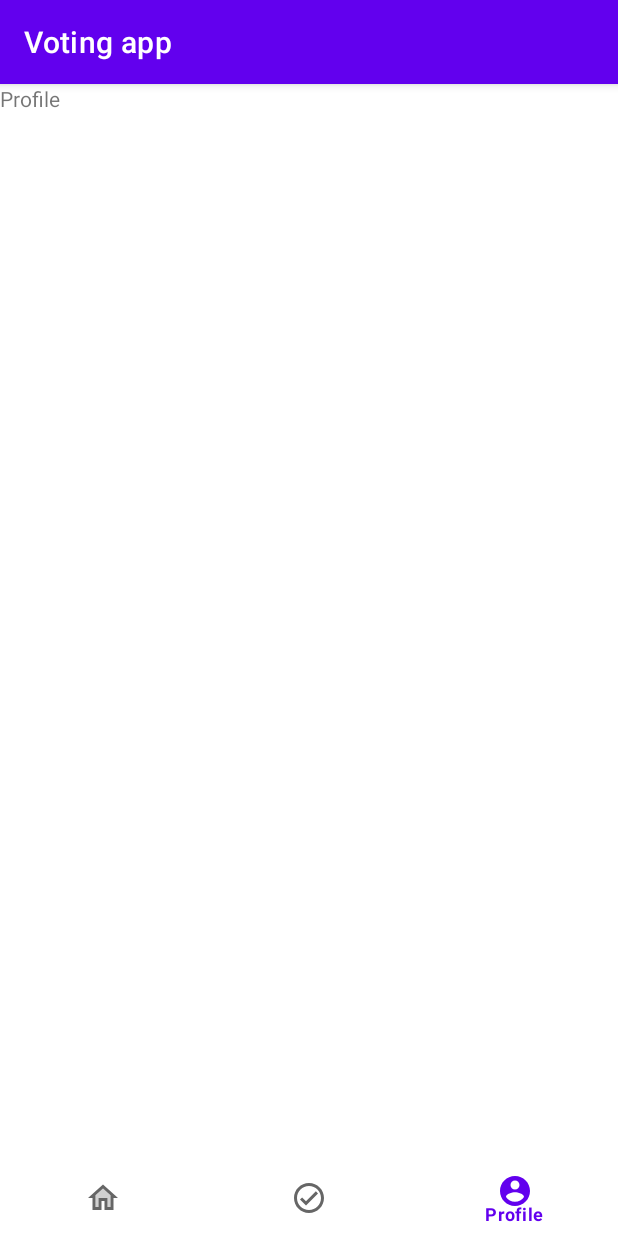
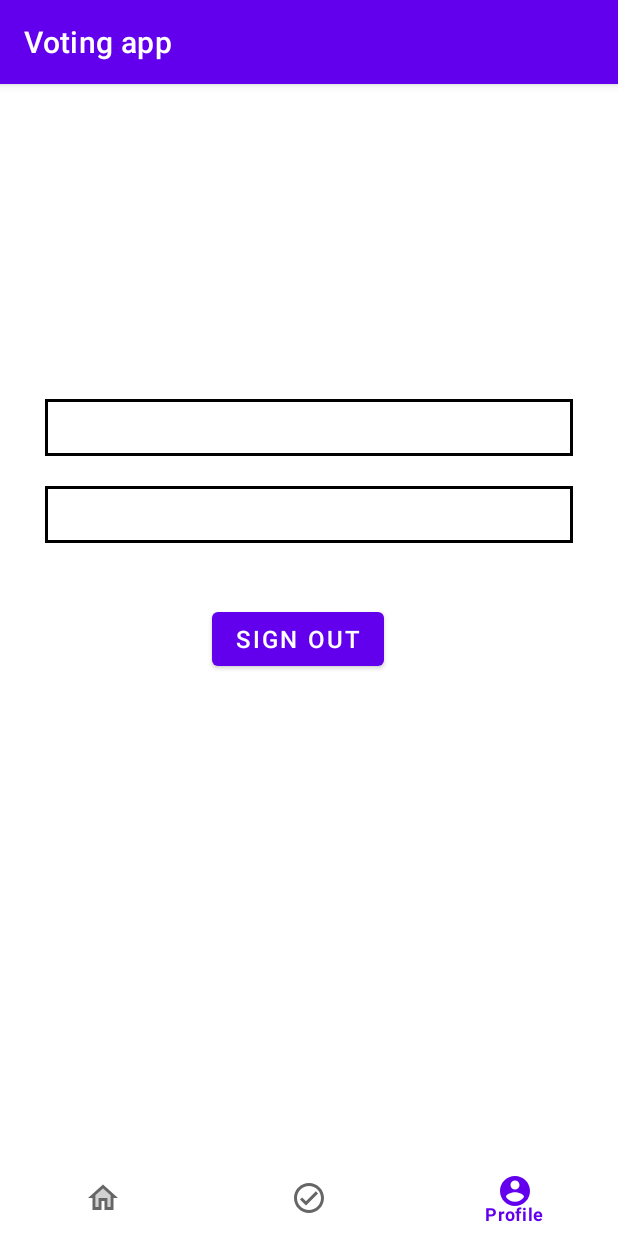
Before and after one commit to rahuladlakha/voting-app, an Android app: the screen it shows after launch once a user with an empty profile is signed in (MainActivity), item 3 of the bottom bar chosen, on a phone screen of 412 x 824 dp. Run offline under Robolectric (Android 15) with nearby library versions, the light colour scheme and no system bars; our stand-ins replace Firebase (no records; nobody signed in at launch, a user with empty details on screens opened directly).

Commit message:
Profile fragment created with a signout button.The signout button has been made functional as well.
With this the app is now ready for its first progress showcasing.

```diff
--- a/app/src/main/java/com/rahul/votingapp/MainActivity.java
+++ b/app/src/main/java/com/rahul/votingapp/MainActivity.java
@@ -4,17 +4,48 @@ import androidx.annotation.NonNull;
 import androidx.appcompat.app.AppCompatActivity;
 import androidx.fragment.app.Fragment;
 
+import android.content.Intent;
+import android.net.Uri;
 import android.os.Bundle;
 import android.view.MenuItem;
+import android.view.View;
+import android.widget.Toast;
 
+import com.google.android.gms.auth.api.signin.GoogleSignInClient;
 import com.google.android.material.bottomnavigation.BottomNavigationView;
+import com.google.firebase.auth.FirebaseAuth;
+import com.google.firebase.auth.FirebaseUser;
+
+import java.net.URL;
 
 public class MainActivity extends AppCompatActivity {
+    public static String username = null;
+    public static String userEmail = null;
+    public static Uri imageUrl = null;
 
+    public void signout(View view){
+        //Toast.makeText(this, "tapped",Toast.LENGTH_SHORT).show();
+       SignInActivity.signout();
+        getSignInInfo();
+    }
+    private void getSignInInfo(){
+
+        FirebaseUser user = FirebaseAuth.getInstance().getCurrentUser();
+        if (user != null){
+            username = user.getDisplayName();
+            userEmail = user.getEmail();
+            imageUrl = user.getPhotoUrl();
+        } else {
+            Intent intent = new Intent(this, SignInActivity.class);
+            startActivity(intent);
+        }
+    }
     @Override
     protected void onCreate(Bundle savedInstanceState) {
         super.onCreate(savedInstanceState);
         setContentView(R.layout.activity_main);
+
+        getSignInInfo();
 
         ((BottomNavigationView)findViewById(R.id.bottomNavigationView))
                 .setOnNavigationItemSelectedListener(new BottomNavigationView.OnNavigationItemSelectedListener() {
--- a/app/src/main/java/com/rahul/votingapp/ProfileFragment.java
+++ b/app/src/main/java/com/rahul/votingapp/ProfileFragment.java
@@ -1,5 +1,8 @@
 package com.rahul.votingapp;
 
+import android.graphics.Bitmap;
+import android.graphics.BitmapFactory;
+import android.os.AsyncTask;
 import android.os.Bundle;
 
 import androidx.fragment.app.Fragment;
@@ -7,52 +10,24 @@ import androidx.fragment.app.Fragment;
 import android.view.LayoutInflater;
 import android.view.View;
 import android.view.ViewGroup;
+import android.widget.ImageView;
+import android.widget.TextView;
 
-/**
- * A simple {@link Fragment} subclass.
- * Use the {@link ProfileFragment#newInstance} factory method to
- * create an instance of this fragment.
- */
+import java.io.InputStream;
+import java.net.HttpURLConnection;
+import java.net.URL;
+
+
 public class ProfileFragment extends Fragment {
 
-    // TODO: Rename parameter arguments, choose names that match
-    // the fragment initialization parameters, e.g. ARG_ITEM_NUMBER
-    private static final String ARG_PARAM1 = "param1";
-    private static final String ARG_PARAM2 = "param2";
-
-    // TODO: Rename and change types of parameters
-    private String mParam1;
-    private String mParam2;
-
-    public ProfileFragment() {
-        // Required empty public constructor
-    }
-
-    /**
-     * Use this factory method to create a new instance of
-     * this fragment using the provided parameters.
-     *
-     * @param param1 Parameter 1.
-     * @param param2 Parameter 2.
-     * @return A new instance of fragment ProfileFragment.
-     */
-    // TODO: Rename and change types and number of parameters
-    public static ProfileFragment newInstance(String param1, String param2) {
-        ProfileFragment fragment = new ProfileFragment();
-        Bundle args = new Bundle();
-        args.putString(ARG_PARAM1, param1);
-        args.putString(ARG_PARAM2, param2);
-        fragment.setArguments(args);
-        return fragment;
-    }
 
     @Override
     public void onCreate(Bundle savedInstanceState) {
         super.onCreate(savedInstanceState);
-        if (getArguments() != null) {
-            mParam1 = getArguments().getString(ARG_PARAM1);
-            mParam2 = getArguments().getString(ARG_PARAM2);
-        }
+
+        new GetImageTask().execute();
+
+
     }
 
     @Override
@@ -60,5 +35,38 @@ public class ProfileFragment extends Fragment {
                              Bundle savedInstanceState) {
         // Inflate the layout for this fragment
         return inflater.inflate(R.layout.fragment_profile, container, false);
+
+    }
+
+    class GetImageTask extends AsyncTask<Void, Void, Bitmap>{
+
+        @Override
+        protected Bitmap doInBackground(Void... voids) {
+           try {
+               URL url = new URL(MainActivity.imageUrl.toString());
+               HttpURLConnection htp = (HttpURLConnection) url.openConnection();
+               InputStream stream = htp.getInputStream();
+               Bitmap bitmap = BitmapFactory.decodeStream(stream);
+               return bitmap;
+
+           } catch (Exception e){
+
+           }
+           return null;
+        }
+
+        @Override
+        protected void onPostExecute(Bitmap bitmap) {
+            ((TextView)getActivity().findViewById(R.id.nameTextView))
+                    .setText(MainActivity.username);
+            ((TextView)getActivity().findViewById(R.id.emailTextView))
+                    .setText(MainActivity.userEmail);
+            if (bitmap != null){
+            ((ImageView)getActivity().findViewById(R.id.profileImageView))
+                        .setImageBitmap(bitmap);
+            }
+
+            super.onPostExecute(bitmap);
+        }
     }
 }
--- a/app/src/main/java/com/rahul/votingapp/SignInActivity.java
+++ b/app/src/main/java/com/rahul/votingapp/SignInActivity.java
@@ -8,6 +8,7 @@ import android.content.SharedPreferences;
 import android.icu.text.AlphabeticIndex;
 import android.os.Bundle;
 import android.util.Log;
+import android.view.View;
 import android.widget.Button;
 import android.widget.Toast;
 
@@ -29,14 +30,20 @@ import com.google.firebase.auth.GoogleAuthProvider;
 public class SignInActivity extends AppCompatActivity {
 
     SignInButton btnSignIn;
-    private GoogleSignInClient mGoogleSignInClient;
+    private static GoogleSignInClient mGoogleSignInClient;
     public static final int RC_SIGN_IN = 123;
-    private FirebaseAuth mAuth;
+    private static FirebaseAuth mAuth;
+    public static void signout(){
+        mAuth.signOut();
+        mGoogleSignInClient.signOut();
+    }
 
     @Override
     protected void onCreate(Bundle savedInstanceState) {
         super.onCreate(savedInstanceState);
         setContentView(R.layout.activity_sign_in);
+
+        getSupportActionBar().hide();
 
         btnSignIn = findViewById(R.id.btnSignIn);
         mAuth = FirebaseAuth.getInstance();
@@ -60,7 +67,7 @@ public class SignInActivity extends AppCompatActivity {
 
     private void requestGoogleSignIn() {
         GoogleSignInOptions gso = new GoogleSignInOptions.Builder(GoogleSignInOptions.DEFAULT_SIGN_IN)
-                .requestIdToken(getString(R.string.default_web_client_id))
+                .requestIdToken("928935818765-47rjngsunhtl0uraon45619vjjvdr7am.apps.googleusercontent.com")
                 .requestEmail()
                 .build();
 
@@ -87,7 +94,7 @@ public class SignInActivity extends AppCompatActivity {
 
             } catch (ApiException e) {
                 // Google Sign In failed, update UI appropriately
-                Toast.makeText(SignInActivity.this, "Authentication Failed " + e.getMessage(), Toast.LENGTH_LONG).show();
+               // Toast.makeText(SignInActivity.this, "Authentication Failed " + e.getMessage(), Toast.LENGTH_LONG).show();
             }
         }
     }
@@ -105,7 +112,7 @@ public class SignInActivity extends AppCompatActivity {
                             SignInActivity.this.finish();
                         } else {
                             // If sign in fails, display a message to the user.
-                            Toast.makeText(SignInActivity.this, "Authentication Failed", Toast.LENGTH_LONG).show();
+                           // Toast.makeText(SignInActivity.this, "Authentication Failed", Toast.LENGTH_LONG).show();
                         }
                     }
                 });
--- /dev/null
+++ b/app/src/main/res/drawable/edittext_layout.xml
@@ -0,0 +1,15 @@
+<?xml version="1.0" encoding="utf-8"?>
+<selector xmlns:android="http://schemas.android.com/apk/res/android">
+    <item android:state_enabled="true" android:state_focused="true" >
+    <shape android:shape="rectangle" >
+        <solid android:color="@color/transparent"/>
+        <stroke android:width="3dp" android:color="@color/teal_700"/>
+
+    </shape> </item>
+
+    <item android:state_enabled="true" >
+        <shape android:shape="rectangle">
+            <solid android:color="@color/transparent"/>
+            <stroke android:width="2dp" android:color="@color/black"/>
+        </shape> </item>
+</selector>
--- a/app/src/main/res/layout/activity_sign_in.xml
+++ b/app/src/main/res/layout/activity_sign_in.xml
@@ -8,12 +8,13 @@
 
     <com.google.android.gms.common.SignInButton
         android:id="@+id/btnSignIn"
-        android:layout_width="match_parent"
+        android:layout_width="0dp"
         android:layout_height="wrap_content"
+        android:layout_marginStart="20dp"
+        android:layout_marginEnd="20dp"
+        android:layout_marginBottom="20dp"
         app:layout_constraintBottom_toBottomOf="parent"
         app:layout_constraintEnd_toEndOf="parent"
-        app:layout_constraintHorizontal_bias="0.5"
-        app:layout_constraintStart_toStartOf="parent"
-        app:layout_constraintTop_toTopOf="parent" />
+        app:layout_constraintStart_toStartOf="parent" />
 
 </androidx.constraintlayout.widget.ConstraintLayout>
--- a/app/src/main/res/layout/fragment_profile.xml
+++ b/app/src/main/res/layout/fragment_profile.xml
@@ -1,14 +1,68 @@
 <?xml version="1.0" encoding="utf-8"?>
-<FrameLayout xmlns:android="http://schemas.android.com/apk/res/android"
+<androidx.constraintlayout.widget.ConstraintLayout xmlns:android="http://schemas.android.com/apk/res/android"
+    xmlns:app="http://schemas.android.com/apk/res-auto"
     xmlns:tools="http://schemas.android.com/tools"
     android:layout_width="match_parent"
     android:layout_height="match_parent"
     tools:context=".ProfileFragment">
 
     <!-- TODO: Update blank fragment layout -->
+
+    <ImageView
+        android:id="@+id/profileImageView"
+        android:layout_width="100dp"
+        android:layout_height="100dp"
+        android:layout_marginStart="100dp"
+        android:layout_marginTop="60dp"
+        android:layout_marginEnd="100dp"
+        app:layout_constraintEnd_toEndOf="parent"
+        app:layout_constraintStart_toStartOf="parent"
+        app:layout_constraintTop_toTopOf="parent" />
+
     <TextView
-        android:layout_width="match_parent"
-        android:layout_height="match_parent"
-        android:text="Profile" />
+        android:id="@+id/emailTextView"
+        android:layout_width="0dp"
+        android:layout_height="wrap_content"
+        android:layout_marginStart="30dp"
+        android:layout_marginTop="20dp"
+        android:layout_marginEnd="30dp"
+        android:background="@drawable/edittext_layout"
+        android:padding="5dp"
+        android:text="TextView"
+        android:textSize="20sp"
 
-</FrameLayout>
+        app:layout_constraintEnd_toEndOf="parent"
+        app:layout_constraintHorizontal_bias="0.0"
+        app:layout_constraintStart_toStartOf="parent"
+        app:layout_constraintTop_toBottomOf="@+id/nameTextView" />
+
+    <TextView
+        android:id="@+id/nameTextView"
+        android:layout_width="0dp"
+        android:layout_height="wrap_content"
+        android:layout_marginStart="30dp"
+        android:layout_marginTop="50dp"
+        android:layout_marginEnd="30dp"
+        android:padding="5dp"
+        android:text="TextView"
+        android:background="@drawable/edittext_layout"
+        android:textSize="20sp"
+        app:layout_constraintEnd_toEndOf="parent"
+        app:layout_constraintStart_toStartOf="parent"
+        app:layout_constraintTop_toBottomOf="@+id/profileImageView" />
+
+    <Button
+        android:id="@+id/button"
+        android:layout_width="wrap_content"
+        android:layout_height="wrap_content"
+        android:layout_marginTop="40dp"
+        android:onClick="signout"
+        android:text="Sign Out"
+        android:textSize="16sp"
+        app:layout_constraintEnd_toEndOf="parent"
+        app:layout_constraintHorizontal_bias="0.476"
+        app:layout_constraintStart_toStartOf="parent"
+        app:layout_constraintTop_toBottomOf="@+id/emailTextView" />
+
+
+</androidx.constraintlayout.widget.ConstraintLayout>
--- a/app/src/main/res/values/colors.xml
+++ b/app/src/main/res/values/colors.xml
@@ -7,4 +7,5 @@
     <color name="teal_700">#FF018786</color>
     <color name="black">#FF000000</color>
     <color name="white">#FFFFFFFF</color>
+    <color name="transparent">#00FFFFFF</color>
 </resources>
--- a/build.gradle
+++ b/build.gradle
@@ -6,7 +6,7 @@ buildscript {
     }
     dependencies {
         classpath 'com.google.gms:google-services:4.3.10'
-        classpath "com.android.tools.build:gradle:7.0.3"
+        classpath 'com.android.tools.build:gradle:7.0.4'
         classpath "com.google.gms:google-services:4.3.10"
 
         // NOTE: Do not place your application dependencies here; they belong
```
